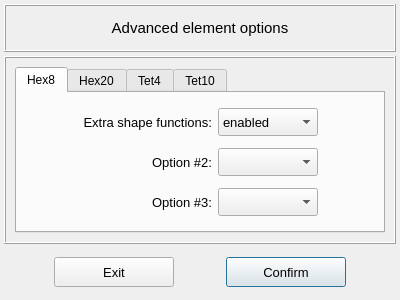
Before: the Qt Designer form vibra/interface/data/ui_files/model/general/advanced_element_options_input.ui in MOPT-UFSC/VIBRA, drawn with Qt 5.
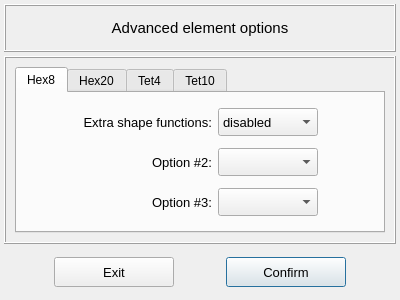
After: the same form once the commit is applied.

Commit message: Create an user interface to control the advanced element options

```diff
--- a/vibra/interface/data/ui_files/model/general/advanced_element_options_input.ui
+++ b/vibra/interface/data/ui_files/model/general/advanced_element_options_input.ui
@@ -96,7 +96,7 @@
             </property>
             <item>
              <property name="text">
-              <string>enabled</string>
+              <string>disabled</string>
              </property>
             </item>
             <item>
```
Left out of the diff: 2 changed lines with no effect on the pictures. The commit also changes 4 other files.
